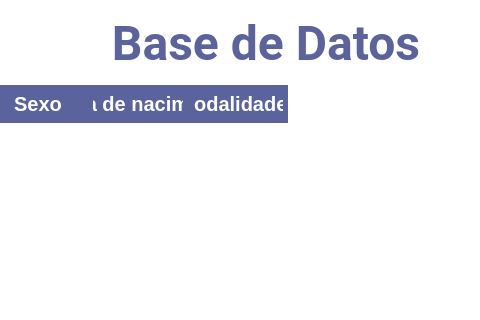
First picture: the form in ventana1.ui, repository Tesis-PFG/BRICOM, before the edit; both pictures show x 291 to 771 and y 0 to 320 of the 968 by 600 pixel window.
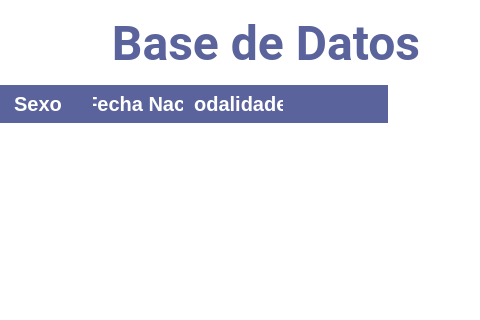
Second picture: the form after the edit. The open tabs and pages were chosen to show the change. Icons and pictures are not drawn.

Patch:
```diff
--- a/ventana1.ui
+++ b/ventana1.ui
@@ -1563,7 +1563,7 @@
           </column>
           <column>
            <property name="text">
-            <string>Fecha de nacimiento</string>
+            <string>Fecha Nac.</string>
            </property>
           </column>
           <column>
@@ -1571,6 +1571,15 @@
             <string>Modalidades</string>
            </property>
           </column>
+          <column>
+           <property name="text">
+            <string/>
+           </property>
+           <property name="icon">
+            <iconset>
+             <normaloff>Assets/trash.png</normaloff>Assets/trash.png</iconset>
+           </property>
+          </column>
          </widget>
         </item>
        </layout>
```
Left out of the diff: 4 changed lines with no effect on the pictures.
